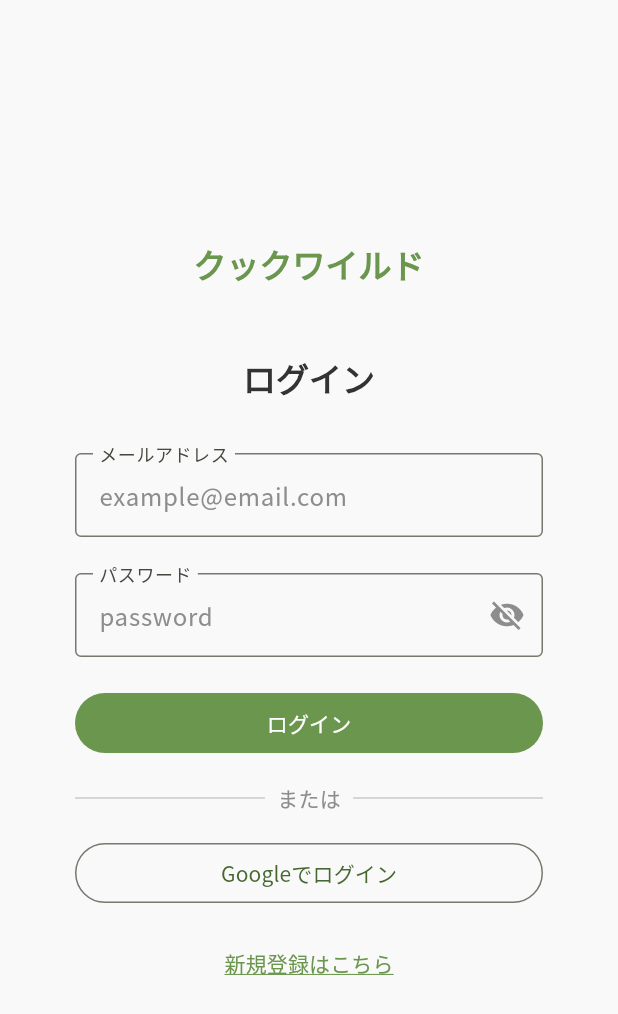
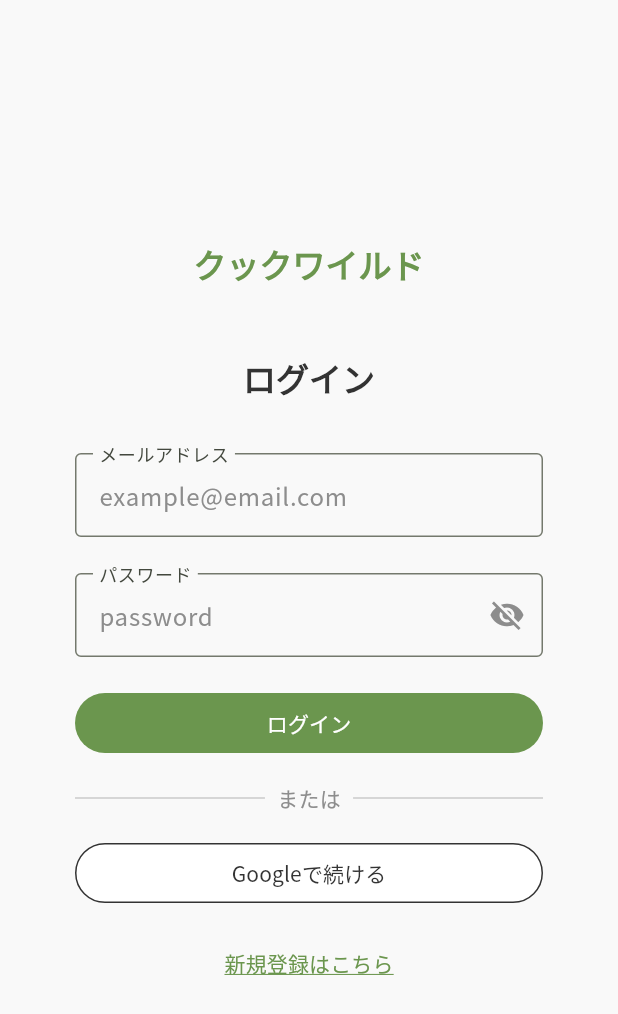
Before and after one commit to shinonome-inc/yumemi-pg-hackathon-team4, a Flutter app: the TopPage screen opened by its route, on a phone screen of 412 x 824 dp. Shown: the top 1014 px of the screen. Run offline on Flutter 3.47's test engine with Material 3 defaults, Android fonts, the light colour scheme and no system bars; our stand-ins replace cloud_firestore, firebase_auth, firebase_core, flutter_dotenv, flutter_riverpod, freezed_annotation and 4 more; accounts and stored records are empty; generated files the repository leaves out were written again.

Commit message:
スタイル修正

```diff
--- a/client/lib/pages/top/top_page.dart
+++ b/client/lib/pages/top/top_page.dart
@@ -23,9 +23,8 @@ class _TopPageState extends ConsumerState<TopPage> {
         child: Center(
           child: SingleChildScrollView(
             child: Container(
-              constraints: BoxConstraints(
+              constraints: const BoxConstraints(
                 maxWidth: 360,
-                minHeight: MediaQuery.of(context).size.height,
               ),
               padding: const EdgeInsets.symmetric(vertical: 16, horizontal: 24),
               child: Column(
@@ -54,7 +53,7 @@ class _TopPageState extends ConsumerState<TopPage> {
                     keyboardType: TextInputType.emailAddress,
                     decoration: InputDecoration(
                       floatingLabelBehavior: FloatingLabelBehavior.always,
-                      label: Text('メールアドレス'),
+                      labelText: 'メールアドレス',
                       border: OutlineInputBorder(),
                       hintText: 'example@email.com',
                       hintStyle: TextStyle(
@@ -80,7 +79,7 @@ class _TopPageState extends ConsumerState<TopPage> {
                         },
                       ),
                       floatingLabelBehavior: FloatingLabelBehavior.always,
-                      label: const Text('パスワード'),
+                      labelText: 'パスワード',
                       border: const OutlineInputBorder(),
                       hintText: 'password',
                       hintStyle: const TextStyle(
@@ -128,7 +127,14 @@ class _TopPageState extends ConsumerState<TopPage> {
                     height: 40,
                     child: OutlinedButton(
                       onPressed: () {},
-                      child: const Text('Googleでログイン'),
+                      child: const Text('Googleで続ける'),
+                      style: OutlinedButton.styleFrom(
+                        backgroundColor: AppColors.white,
+                        foregroundColor: AppColors.gray1,
+                        side: const BorderSide(
+                          color: AppColors.gray1,
+                        ),
+                      ),
                     ),
                   ),
                   const SizedBox(height: 20),
```
